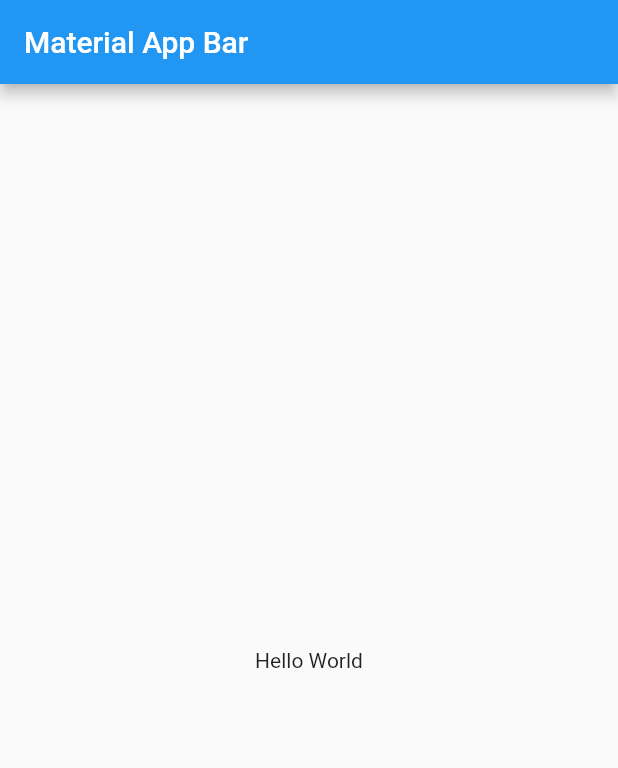
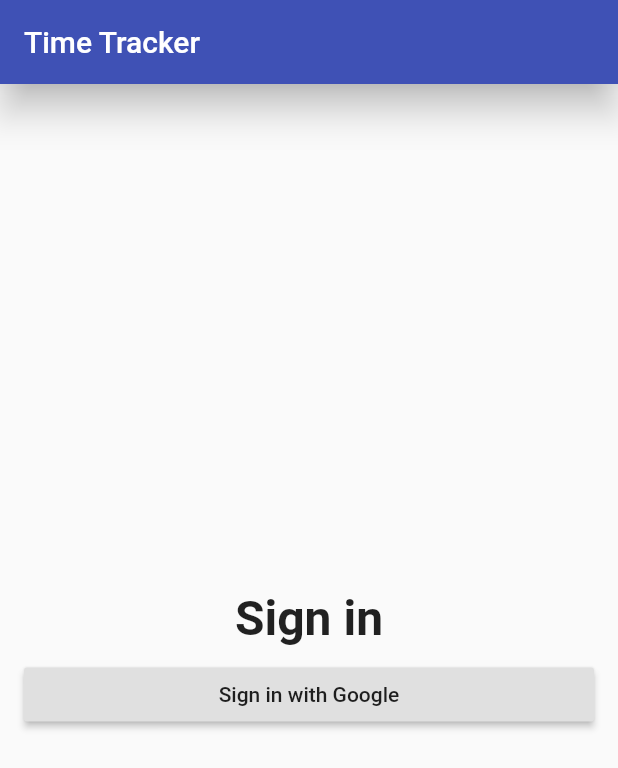
Before and after one commit to wilder00/time_tracker_flutter_course, a Flutter app: the screen it shows after launch, on a phone screen of 412 x 824 dp. Shown: the top 768 px of the screen. Run offline on Flutter 3.47's test engine with Material 2 defaults, Android fonts, the phone set to English and light mode, and no system bars.

Commit message:
Creando las bases de la página de Sign in

```diff
--- /dev/null
+++ b/lib/app/sign_in/sign_in_page.dart
@@ -0,0 +1,43 @@
+import 'package:flutter/material.dart';
+
+class SignInPage extends StatelessWidget {
+  @override
+  Widget build(BuildContext context) {
+    return Scaffold(
+      appBar: AppBar(
+        title: Text("Time Tracker"),
+        elevation: 10.0,
+      ),
+      body: _buildContent(),
+    );
+  }
+
+  Widget _buildContent() {
+    return Padding(
+      padding: EdgeInsets.all(16.0),
+      child: Column(
+        crossAxisAlignment: CrossAxisAlignment.stretch,
+        mainAxisAlignment: MainAxisAlignment.center,
+        children: [
+          Text(
+            'Sign in',
+            textAlign: TextAlign.center,
+            style: TextStyle(
+              fontSize: 32.0,
+              fontWeight: FontWeight.w600,
+            ),
+          ),
+          SizedBox(height: 8.0),
+          RaisedButton(
+            child: Text('Sign in with Google'),
+            onPressed: _signInWithGoogle,
+          ),
+        ],
+      ),
+    );
+  }
+
+  void _signInWithGoogle() {
+    //TODO: Auth (de Authentication) with google
+  }
+}
--- a/lib/main.dart
+++ b/lib/main.dart
@@ -1,4 +1,5 @@
 import 'package:flutter/material.dart';
+import 'package:time_tracker_flutter_course/app/sign_in/sign_in_page.dart';
 
 void main() => runApp(MyApp());
 
@@ -7,17 +8,11 @@ class MyApp extends StatelessWidget {
   Widget build(BuildContext context) {
     return MaterialApp(
       debugShowCheckedModeBanner: false,
-      title: 'Material App',
-      home: Scaffold(
-        appBar: AppBar(
-          title: Text('Material App Bar'),
-        ),
-        body: Center(
-          child: Container(
-            child: Text('Hello World'),
-          ),
-        ),
+      title: 'Time Tracker',
+      theme: ThemeData(
+        primarySwatch: Colors.indigo,
       ),
+      home: SignInPage(),
     );
   }
 }
```
